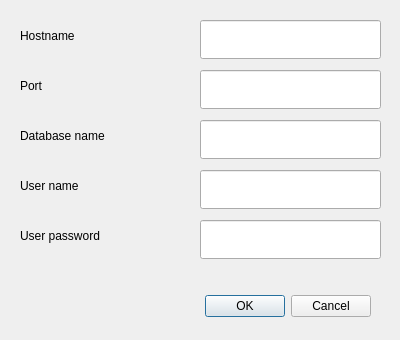
This is dialogs/DatabaseSettings.ui in xcarol/wmm-qt as Qt 5 draws it before an edit. The edited form follows.
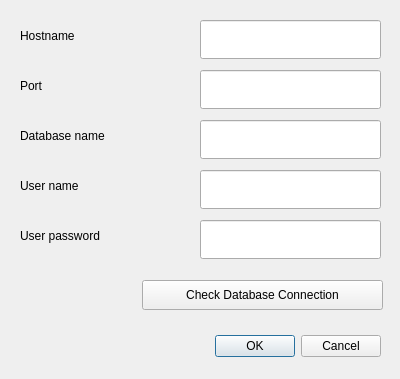
This is the edited form.

Commit message: move check connection to settings dialog

```diff
--- a/dialogs/DatabaseSettings.ui
+++ b/dialogs/DatabaseSettings.ui
@@ -7,7 +7,7 @@
     <x>0</x>
     <y>0</y>
     <width>400</width>
-    <height>340</height>
+    <height>379</height>
    </rect>
   </property>
   <property name="windowTitle">
@@ -16,8 +16,8 @@
   <widget class="QDialogButtonBox" name="buttonBox">
    <property name="geometry">
     <rect>
-     <x>30</x>
-     <y>290</y>
+     <x>40</x>
+     <y>330</y>
      <width>341</width>
      <height>32</height>
     </rect>
@@ -147,6 +147,19 @@
     </rect>
    </property>
   </widget>
+  <widget class="QPushButton" name="databaseStatusButton">
+   <property name="geometry">
+    <rect>
+     <x>142</x>
+     <y>280</y>
+     <width>241</width>
+     <height>30</height>
+    </rect>
+   </property>
+   <property name="text">
+    <string>Check Database Connection</string>
+   </property>
+  </widget>
  </widget>
  <resources/>
  <connections>
```
The commit also changes 6 other files.
